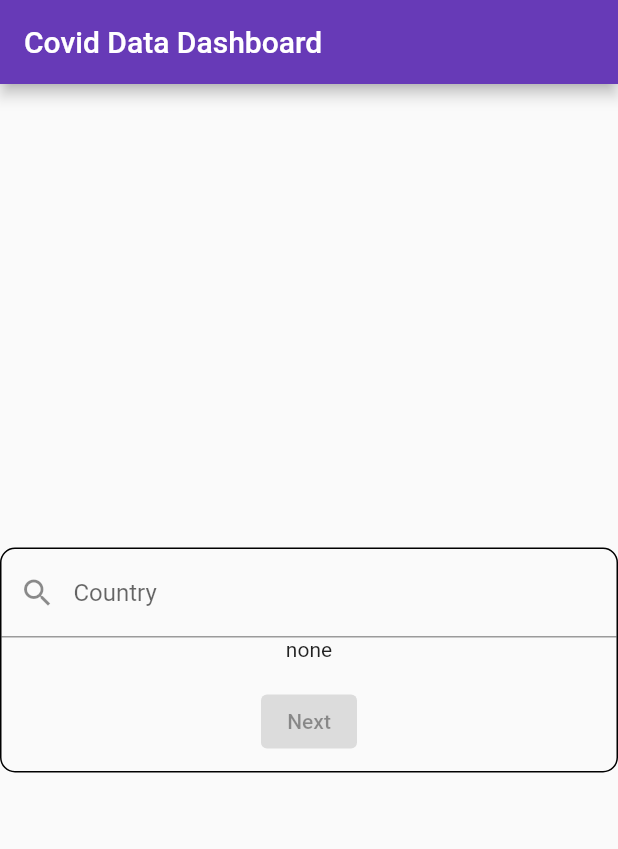
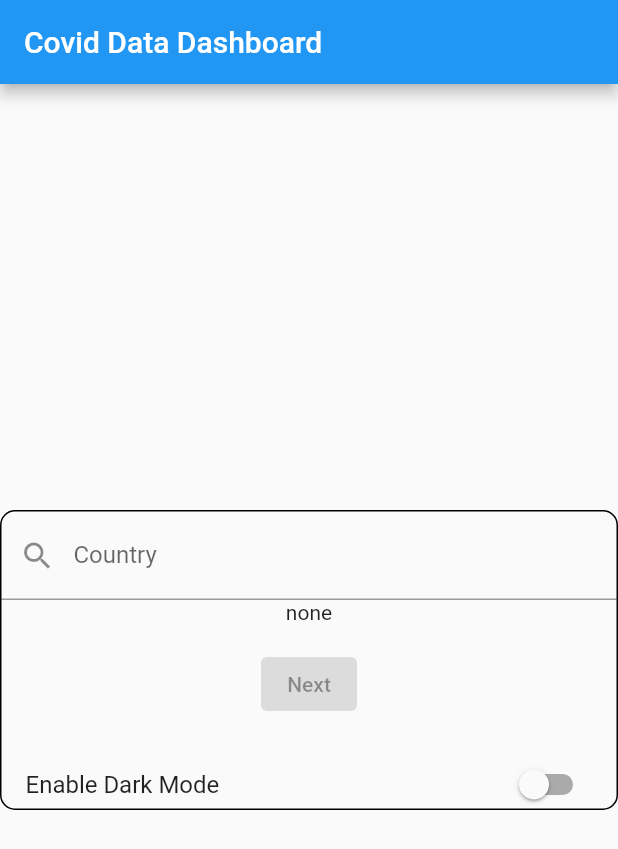
Before and after one commit to jrockr/flutter_covid_app, a Flutter app: the screen it shows after launch, on a phone screen of 412 x 824 dp. Shown: the top 849 px of the screen. Run offline on Flutter 3.47's test engine with Material 2 defaults, Android fonts, the phone set to English and light mode, and no system bars; our stand-ins replace charts_flutter, flutter_typeahead, logger; network calls fail.

Commit message:
added dark theme toggle

```diff
--- a/lib/main.dart
+++ b/lib/main.dart
@@ -1,26 +1,36 @@
+import 'package:covid_graphs/screens/home_screen.dart';
+import 'package:covid_graphs/viewmodels/country_view_model.dart';
 import 'package:flutter/material.dart';
-import 'package:covid_graphs/viewmodels/country_view_model.dart';
-import 'package:covid_graphs/screens/home_screen.dart';
 import 'package:provider/provider.dart';
 
 void main() {
   runApp(const CovidDataApp());
 }
 
-class CovidDataApp extends StatelessWidget {
+class CovidDataApp extends StatefulWidget {
   const CovidDataApp({super.key});
+
+  @override
+  CovidDataAppState createState() => CovidDataAppState();
+}
+
+class CovidDataAppState extends State<CovidDataApp> {
+  bool isDarkModeEnabled = false;
 
   @override
   Widget build(BuildContext context) {
     return ChangeNotifierProvider(
-      create: (context) => CountryViewModel(),
-      child: MaterialApp(
-        title: 'Covid Data',
-        theme: ThemeData(
-          primarySwatch: Colors.deepPurple,
-        ),
-        home: HomePage(),
-      ),
-    );
+        create: (context) => CountryViewModel(),
+        child: MaterialApp(
+          title: 'Covid Data',
+          theme: isDarkModeEnabled ? ThemeData.dark() : ThemeData.light(),
+          home: HomePage(toggleTheme: toggleTheme),
+        ));
+  }
+
+  void toggleTheme() {
+    setState(() {
+      isDarkModeEnabled = !isDarkModeEnabled;
+    });
   }
 }
--- a/lib/screens/home_screen.dart
+++ b/lib/screens/home_screen.dart
@@ -7,9 +7,10 @@ import 'package:logger/logger.dart';
 final Logger _logger = Logger();
 
 class HomePage extends StatefulWidget {
+  final Function toggleTheme;
   final CountryViewModel viewModel = CountryViewModel();
 
-  HomePage({super.key});
+  HomePage({super.key, required this.toggleTheme});
 
   @override
   HomePageState createState() => HomePageState();
@@ -17,6 +18,7 @@ class HomePage extends StatefulWidget {
 
 class HomePageState extends State<HomePage> {
   String? _selectedCountry;
+  bool isDarkModeEnabled = false;
 
   @override
   Widget build(BuildContext context) {
@@ -60,7 +62,7 @@ class HomePageState extends State<HomePage> {
   Widget widgetCountrySearchBox() {
     return Container(
       width: 500,
-      height: 150,
+      height: 200,
       decoration: BoxDecoration(
         borderRadius: BorderRadius.circular(10),
         border: Border.all(),
@@ -106,6 +108,20 @@ class HomePageState extends State<HomePage> {
               : null,
           child: const Text('Next'),
         ),
+        const SizedBox(
+          height: 15,
+        ),
+        Center(
+          child: SwitchListTile(
+            title: const Text('Enable Dark Mode'),
+            value: isDarkModeEnabled,
+            onChanged: (value) {
+              setState(() {
+                widget.toggleTheme();
+              });
+            },
+          ),
+        )
       ]),
     );
   }
```
Also changed, not shown: lib/screens/covid_graph_screen.dart (+39 -26 lines).
